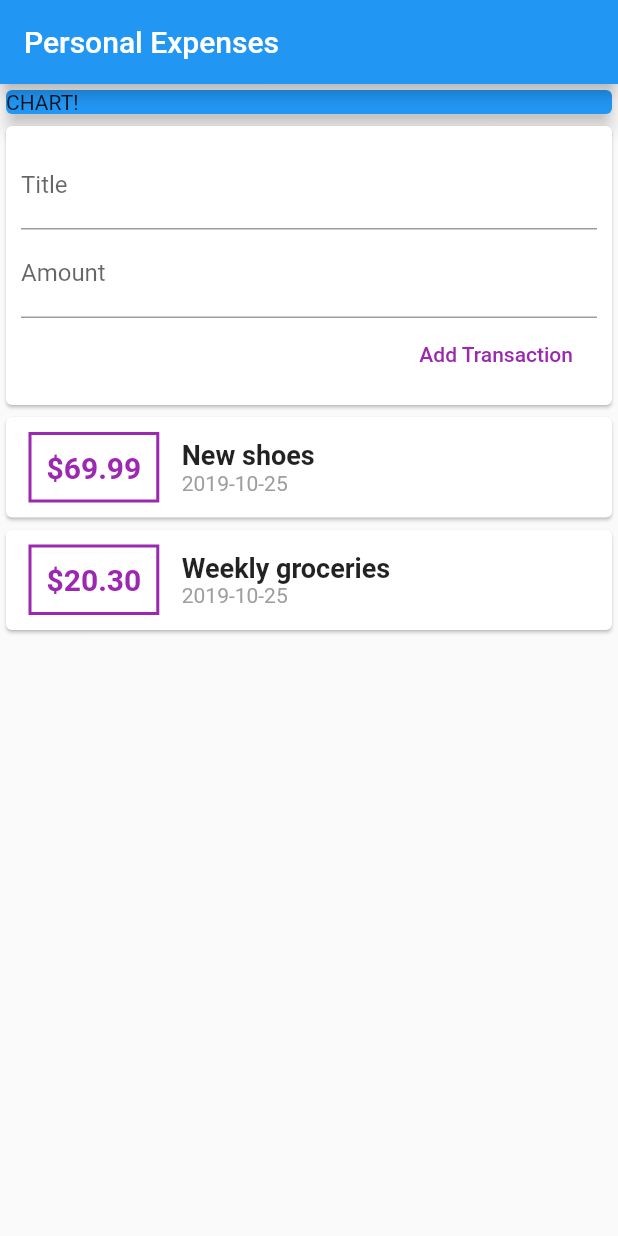
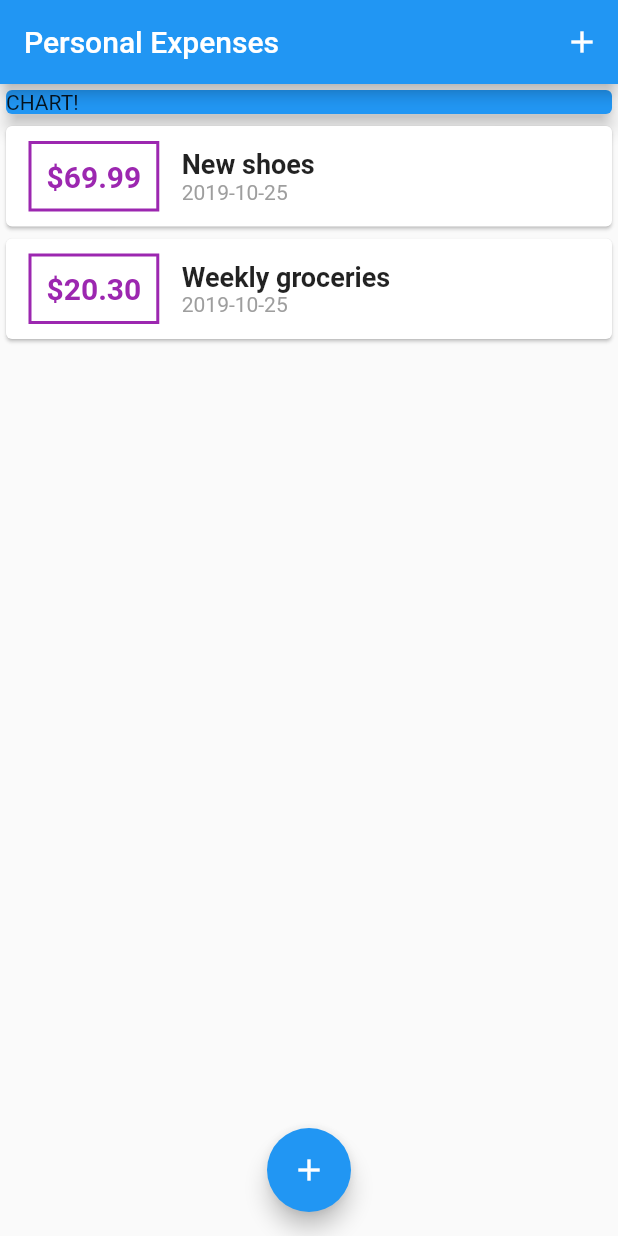
Before and after one commit to Cristhho/personal_expenses, a Flutter app: the screen it shows after launch, on a phone screen of 412 x 824 dp. Run offline on Flutter 3.47's test engine with Material 2 defaults, Android fonts, the phone set to English and light mode, and no system bars.

Commit message:
using bottom modal to add a new transaction

```diff
--- a/lib/main.dart
+++ b/lib/main.dart
@@ -1,6 +1,8 @@
 import 'package:flutter/material.dart';
 
-import 'widgets/user_transactions.dart';
+import 'models/transaction.dart';
+import 'widgets/new_transaction.dart';
+import 'widgets/transaction_list.dart';
 
 void main() => runApp(MyApp());
 
@@ -14,13 +16,47 @@ class MyApp extends StatelessWidget {
   }
 }
 
-class MyHomePage extends StatelessWidget {
+class MyHomePage extends StatefulWidget {
+
+  @override
+  _MyHomePageState createState() => _MyHomePageState();
+}
+
+class _MyHomePageState extends State<MyHomePage> {
+  final List<Transaction> _transactions = [
+    Transaction(id: 't1', title: 'New shoes', amount: 69.99, date: DateTime.now()),
+    Transaction(id: 't2', title: 'Weekly groceries', amount: 20.30, date: DateTime.now())
+  ];
+
+  void _addNewTransaction(String newTitle, double newAmount) {
+    final newTrs = Transaction(title: newTitle, amount: newAmount,
+        date: DateTime.now(), id: DateTime.now().toString());
+
+    setState(() {
+      _transactions.add(newTrs);
+    });
+  }
+
+  void _startAddNewTransaction(BuildContext context) {
+    showModalBottomSheet(
+        context: context,
+        builder: (bCtx) {
+          return NewTransaction(_addNewTransaction);
+        }
+    );
+  }
 
   @override
   Widget build(BuildContext context) {
     return Scaffold(
       appBar: AppBar(
         title: Text('Personal Expenses'),
+        actions: <Widget>[
+          IconButton(
+            icon: Icon(Icons.add),
+            onPressed: () => {_startAddNewTransaction(context)},
+          ),
+        ],
       ),
       body: SingleChildScrollView(
         child: Column(
@@ -35,10 +71,15 @@ class MyHomePage extends StatelessWidget {
               ),
               elevation: 5,
             ),
-            UserTransactions()
+            TransactionList(_transactions)
           ],
         ),
-      )
+      ),
+      floatingActionButtonLocation: FloatingActionButtonLocation.centerFloat,
+      floatingActionButton: FloatingActionButton(
+        child: Icon(Icons.add),
+        onPressed: () => {_startAddNewTransaction(context)},
+      ),
     );
   }
 }
--- a/lib/widgets/new_transaction.dart
+++ b/lib/widgets/new_transaction.dart
@@ -1,19 +1,26 @@
 import 'package:flutter/material.dart';
 
-class NewTransaction extends StatelessWidget {
-  final titleController = TextEditingController();
-  final amountController = TextEditingController();
-
+class NewTransaction extends StatefulWidget {
   final Function addNewTransaction;
 
   NewTransaction(this.addNewTransaction);
+
+  @override
+  _NewTransactionState createState() => _NewTransactionState();
+}
+
+class _NewTransactionState extends State<NewTransaction> {
+  final titleController = TextEditingController();
+
+  final amountController = TextEditingController();
 
   void submitData() {
     final title = titleController.text;
     final amount = double.parse(amountController.text);
 
     if(title.isNotEmpty && amount >= 0) {
-      addNewTransaction(title, amount);
+      widget.addNewTransaction(title, amount);
+      Navigator.of(context).pop();
     }
   }
 
--- a/lib/widgets/user_transactions.dart
+++ /dev/null
@@ -1,36 +0,0 @@
-import 'package:flutter/material.dart';
-
-import '../models/transaction.dart';
-import 'new_transaction.dart';
-import 'transaction_list.dart';
-
-class UserTransactions extends StatefulWidget {
-  @override
-  _UserTransactionsState createState() => _UserTransactionsState();
-}
-
-class _UserTransactionsState extends State<UserTransactions> {
-  final List<Transaction> _transactions = [
-    Transaction(id: 't1', title: 'New shoes', amount: 69.99, date: DateTime.now()),
-    Transaction(id: 't2', title: 'Weekly groceries', amount: 20.30, date: DateTime.now())
-  ];
-
-  void _addNewTransaction(String newTitle, double newAmount) {
-    final newTrs = Transaction(title: newTitle, amount: newAmount,
-        date: DateTime.now(), id: DateTime.now().toString());
-
-    setState(() {
-      _transactions.add(newTrs);
-    });
-  }
-
-  @override
-  Widget build(BuildContext context) {
-    return Column(
-      children: <Widget>[
-        NewTransaction(_addNewTransaction),
-        TransactionList(_transactions)
-      ],
-    );
-  }
-}
```
